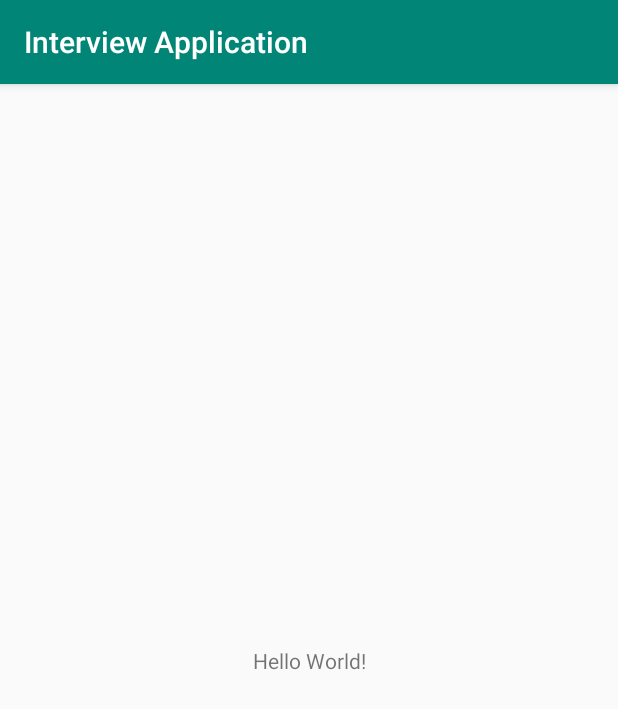
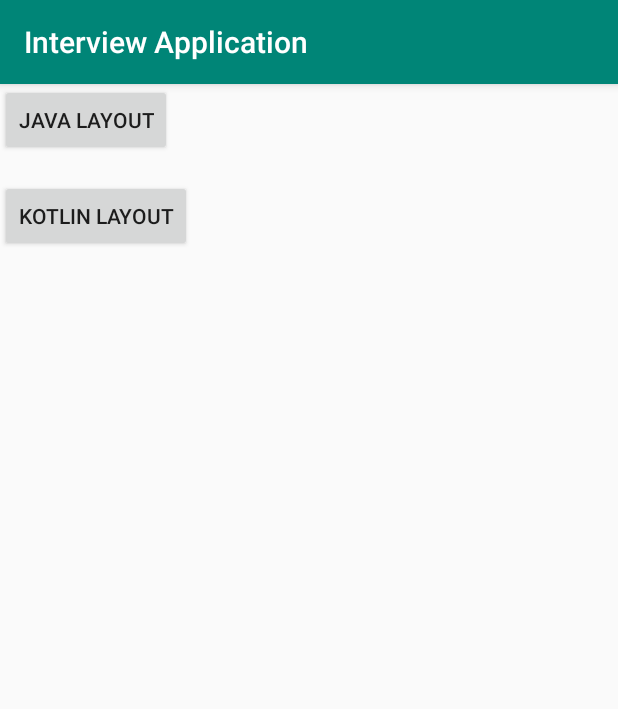
Before and after one commit to InteraXon/interview_tests, an Android app: the screen it shows after launch (MainActivity), on a phone screen of 412 x 824 dp. Shown: the top 709 px of the screen. Run offline under Robolectric (Android 15) with nearby library versions, the phone set to English and light mode, and no system bars.

Commit message:
add anagram test and layout tests

```diff
--- a/InterviewApp/app/build.gradle
+++ b/InterviewApp/app/build.gradle
@@ -25,7 +25,7 @@ android {
 
 dependencies {
     implementation fileTree(dir: 'libs', include: ['*.jar'])
-    implementation"org.jetbrains.kotlin:kotlin-stdlib-jdk7:$kotlin_version"
+    implementation "org.jetbrains.kotlin:kotlin-stdlib-jdk7:$kotlin_version"
     implementation 'androidx.appcompat:appcompat:1.0.2'
     implementation 'androidx.core:core-ktx:1.0.2'
     implementation 'androidx.constraintlayout:constraintlayout:1.1.3'
--- a/InterviewApp/app/src/main/AndroidManifest.xml
+++ b/InterviewApp/app/src/main/AndroidManifest.xml
@@ -9,6 +9,8 @@
         android:roundIcon="@mipmap/ic_launcher_round"
         android:supportsRtl="true"
         android:theme="@style/AppTheme">
+        <activity android:name=".layout_test.KotlinLayoutTestActivity"></activity>
+        <activity android:name=".layout_test.JavaLayoutTestActivity" />
         <activity android:name=".MainActivity">
             <intent-filter>
                 <action android:name="android.intent.action.MAIN" />
--- a/InterviewApp/app/src/main/java/com/interaxon/interview/MainActivity.kt
+++ b/InterviewApp/app/src/main/java/com/interaxon/interview/MainActivity.kt
@@ -1,12 +1,24 @@
 package com.interaxon.interview
 
+import android.content.Intent
 import androidx.appcompat.app.AppCompatActivity
 import android.os.Bundle
+import com.interaxon.interview.layout_test.JavaLayoutTestActivity
+import com.interaxon.interview.layout_test.KotlinLayoutTestActivity
+import kotlinx.android.synthetic.main.activity_main.*
 
 class MainActivity : AppCompatActivity() {
 
     override fun onCreate(savedInstanceState: Bundle?) {
         super.onCreate(savedInstanceState)
         setContentView(R.layout.activity_main)
+
+        javaLayoutButton.setOnClickListener {
+            startActivity(Intent(this, JavaLayoutTestActivity::class.java))
+        }
+
+        kotlinLayoutButton.setOnClickListener {
+            startActivity(Intent(this, KotlinLayoutTestActivity::class.java))
+        }
     }
 }
--- a/InterviewApp/app/src/main/java/com/interaxon/interview/debug_test/JavaDebugTest.java
+++ b/InterviewApp/app/src/main/java/com/interaxon/interview/debug_test/JavaDebugTest.java
@@ -20,6 +20,7 @@ public class JavaDebugTest {
         return -1;
     }
 
+
     public static void main(String[] args) {
 
 
--- a/InterviewApp/app/src/main/java/com/interaxon/interview/debug_test/KotlinDebugTest.kt
+++ b/InterviewApp/app/src/main/java/com/interaxon/interview/debug_test/KotlinDebugTest.kt
@@ -18,5 +18,5 @@ fun solution(A: IntArray, B: IntArray): Int {
 }
 
 fun main() {
-    println("ok")
+
 }
--- a/InterviewApp/app/src/main/res/layout/activity_main.xml
+++ b/InterviewApp/app/src/main/res/layout/activity_main.xml
@@ -6,13 +6,28 @@
     android:layout_height="match_parent"
     tools:context=".MainActivity">
 
-    <TextView
+
+    <Button
+        android:id="@+id/javaLayoutButton"
         android:layout_width="wrap_content"
         android:layout_height="wrap_content"
-        android:text="Hello World!"
-        app:layout_constraintBottom_toBottomOf="parent"
-        app:layout_constraintLeft_toLeftOf="parent"
-        app:layout_constraintRight_toRightOf="parent"
+        android:text="Java Layout"
+        app:layout_constraintEnd_toEndOf="parent"
+        app:layout_constraintHorizontal_bias="0.0"
+        app:layout_constraintStart_toStartOf="parent"
         app:layout_constraintTop_toTopOf="parent" />
 
+    <Button
+        android:id="@+id/kotlinLayoutButton"
+        android:layout_width="wrap_content"
+        android:layout_height="wrap_content"
+        android:layout_marginTop="16dp"
+        android:text="Kotlin Layout"
+        app:layout_constraintBottom_toBottomOf="parent"
+        app:layout_constraintEnd_toEndOf="parent"
+        app:layout_constraintHorizontal_bias="0.0"
+        app:layout_constraintStart_toStartOf="parent"
+        app:layout_constraintTop_toBottomOf="@+id/javaLayoutButton"
+        app:layout_constraintVertical_bias="0.0" />
+
 </androidx.constraintlayout.widget.ConstraintLayout>
```
Also changed, not shown: InterviewApp/app/src/main/java/com/interaxon/interview/anagram_test/JavaAnagramTest.java (added, +25 -0 lines), InterviewApp/app/src/main/java/com/interaxon/interview/anagram_test/KotlinAnagramTest.kt (added, +21 -0 lines), InterviewApp/app/src/main/java/com/interaxon/interview/layout_test/JavaLayoutTestActivity.java (added, +16 -0 lines), InterviewApp/app/src/main/java/com/interaxon/interview/layout_test/KotlinLayoutTestActivity.kt (added, +13 -0 lines), InterviewApp/app/src/main/res/layout/activity_layout_test.xml (added, +8 -0 lines).
